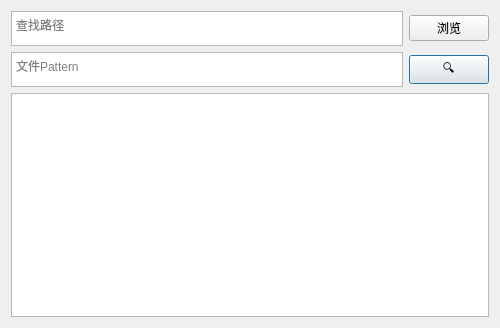
Qt form everything.ui (Tsyshiu/Everything) before a commit.
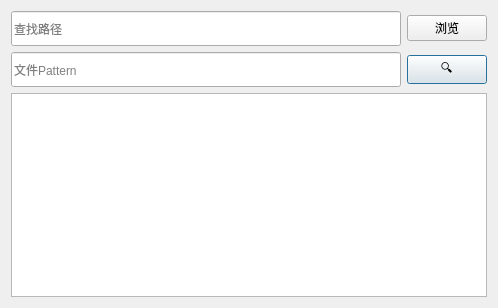
The same form after that commit.

Commit message: 优化目录颜色

What changed in the file:
```diff
--- a/everything.ui
+++ b/everything.ui
@@ -6,8 +6,8 @@
    <rect>
     <x>0</x>
     <y>0</y>
-    <width>500</width>
-    <height>328</height>
+    <width>498</width>
+    <height>308</height>
    </rect>
   </property>
   <property name="windowTitle">
@@ -16,7 +16,7 @@
   <layout class="QVBoxLayout" name="verticalLayout">
    <item>
     <layout class="QGridLayout" name="gridLayout">
-     <item row="1" column="1">
+     <item row="3" column="1">
       <widget class="QPushButton" name="pushButton_find">
        <property name="minimumSize">
         <size>
@@ -27,9 +27,15 @@
        <property name="text">
         <string>🔍</string>
        </property>
+       <property name="flat">
+        <bool>false</bool>
+       </property>
       </widget>
      </item>
-     <item row="0" column="1">
+     <item row="4" column="0" colspan="2">
+      <widget class="QListWidget" name="listWidget_result"/>
+     </item>
+     <item row="1" column="1">
       <widget class="QPushButton" name="pushButton_select">
        <property name="minimumSize">
         <size>
@@ -43,41 +49,10 @@
       </widget>
      </item>
      <item row="1" column="0">
-      <widget class="QTextEdit" name="textEdit_filePattern">
-       <property name="sizePolicy">
-        <sizepolicy hsizetype="Expanding" vsizetype="Fixed">
-         <horstretch>0</horstretch>
-         <verstretch>0</verstretch>
-        </sizepolicy>
-       </property>
+      <widget class="QLineEdit" name="lineEdit_dir">
        <property name="minimumSize">
         <size>
-         <width>200</width>
-         <height>35</height>
-        </size>
-       </property>
-       <property name="maximumSize">
-        <size>
-         <width>16777215</width>
-         <height>35</height>
-        </size>
-       </property>
-       <property name="placeholderText">
-        <string>文件Pattern</string>
-       </property>
-      </widget>
-     </item>
-     <item row="0" column="0">
-      <widget class="QTextEdit" name="textEdit_dir">
-       <property name="sizePolicy">
-        <sizepolicy hsizetype="Expanding" vsizetype="Fixed">
-         <horstretch>0</horstretch>
-         <verstretch>0</verstretch>
-        </sizepolicy>
-       </property>
-       <property name="minimumSize">
-        <size>
-         <width>0</width>
+         <width>250</width>
          <height>35</height>
         </size>
        </property>
@@ -92,8 +67,24 @@
        </property>
       </widget>
      </item>
-     <item row="2" column="0" colspan="2">
-      <widget class="QListWidget" name="listWidget_result"/>
+     <item row="3" column="0">
+      <widget class="QLineEdit" name="lineEdit_filePattern">
+       <property name="minimumSize">
+        <size>
+         <width>0</width>
+         <height>35</height>
+        </size>
+       </property>
+       <property name="maximumSize">
+        <size>
+         <width>16777215</width>
+         <height>35</height>
+        </size>
+       </property>
+       <property name="placeholderText">
+        <string>文件Pattern</string>
+       </property>
+      </widget>
      </item>
     </layout>
    </item>
```
Left out of the diff: 2 changed lines with no effect on the pictures. The commit also changes 2 other files.
